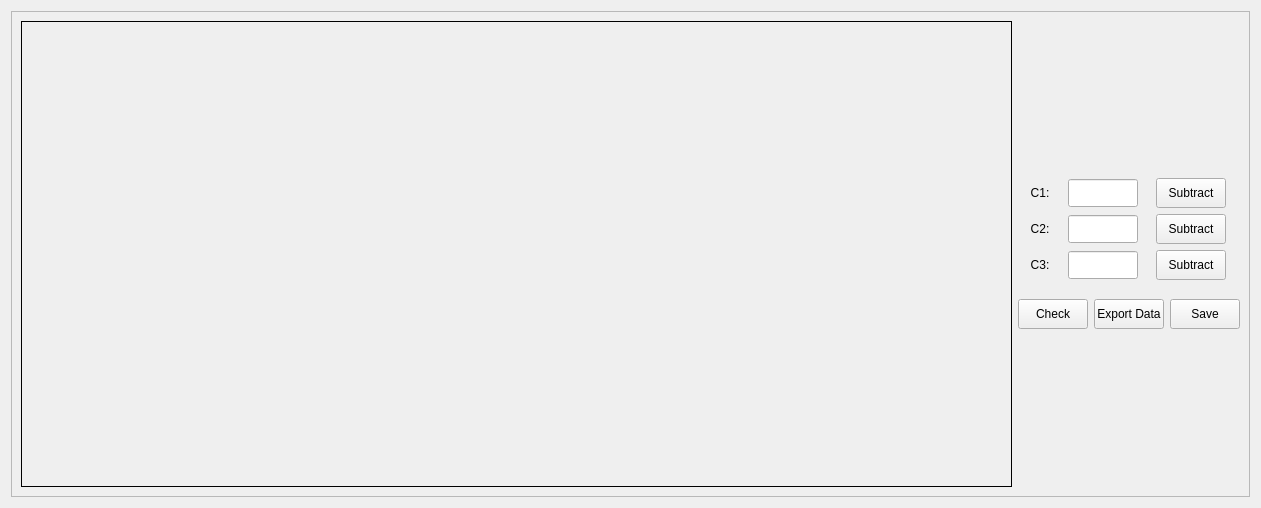
The window that qt_src/qt_ui/golgi_details_widget.ui (JiaaZe/Enface-giantin-project) describes before a commit, drawn with Qt 5.
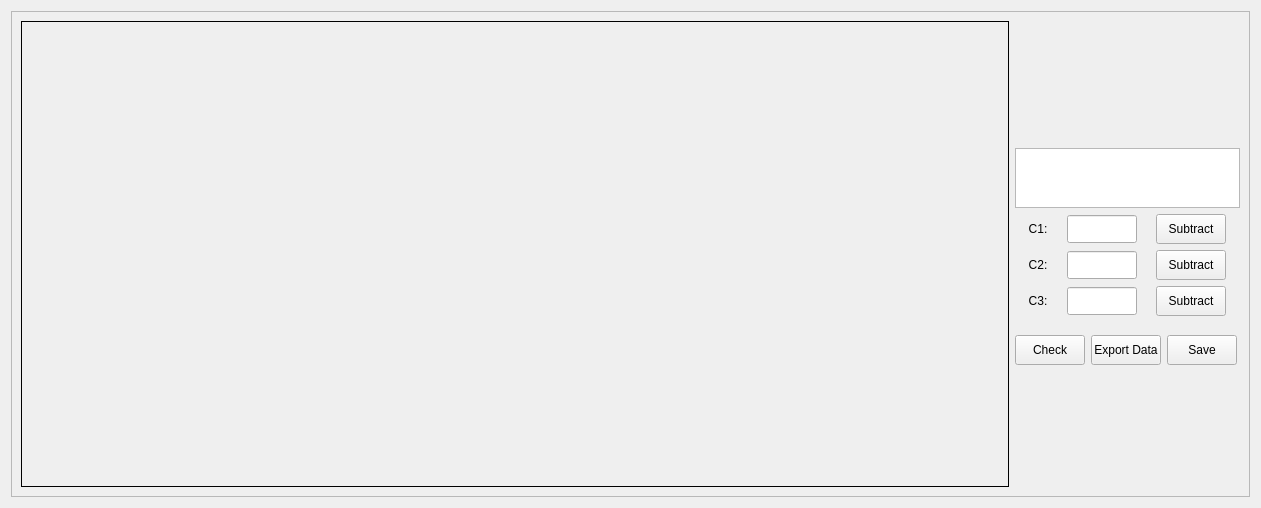
The same window after the commit.

Commit message: update Golgi details ui. add text browser

```diff
--- a/qt_src/qt_ui/golgi_details_widget.ui
+++ b/qt_src/qt_ui/golgi_details_widget.ui
@@ -28,17 +28,15 @@
      <property name="frameShadow">
       <enum>QFrame::Raised</enum>
      </property>
-     <layout class="QHBoxLayout" name="horizontalLayout_3">
-      <item>
+     <layout class="QGridLayout" name="gridLayout">
+      <item row="0" column="0" rowspan="3">
        <widget class="QWidget" name="golgi_content_widget" native="true">
         <property name="styleSheet">
          <string notr="true">border: 1px solid b</string>
         </property>
        </widget>
       </item>
-      <item>
-       <layout class="QVBoxLayout" name="verticalLayout_2">
-        <item>
+      <item row="0" column="1">
          <spacer name="verticalSpacer_2">
           <property name="orientation">
            <enum>Qt::Vertical</enum>
@@ -51,8 +49,24 @@
           </property>
          </spacer>
         </item>
-        <item>
+      <item row="1" column="1">
          <layout class="QVBoxLayout" name="verticalLayout">
+        <item>
+         <widget class="QTextBrowser" name="browser_error">
+          <property name="minimumSize">
+           <size>
+            <width>225</width>
+            <height>60</height>
+           </size>
+          </property>
+          <property name="maximumSize">
+           <size>
+            <width>225</width>
+            <height>60</height>
+           </size>
+          </property>
+         </widget>
+        </item>
           <item>
            <layout class="QHBoxLayout" name="c1_sub_horizontalLayout">
             <item>
@@ -315,7 +329,7 @@
           </item>
          </layout>
         </item>
-        <item>
+      <item row="2" column="1">
          <spacer name="verticalSpacer_3">
           <property name="orientation">
            <enum>Qt::Vertical</enum>
@@ -327,8 +341,6 @@
            </size>
           </property>
          </spacer>
-        </item>
-       </layout>
       </item>
      </layout>
     </widget>
```
Lines whose indentation alone changed are shown as unchanged. The commit also changes 1 other file.
